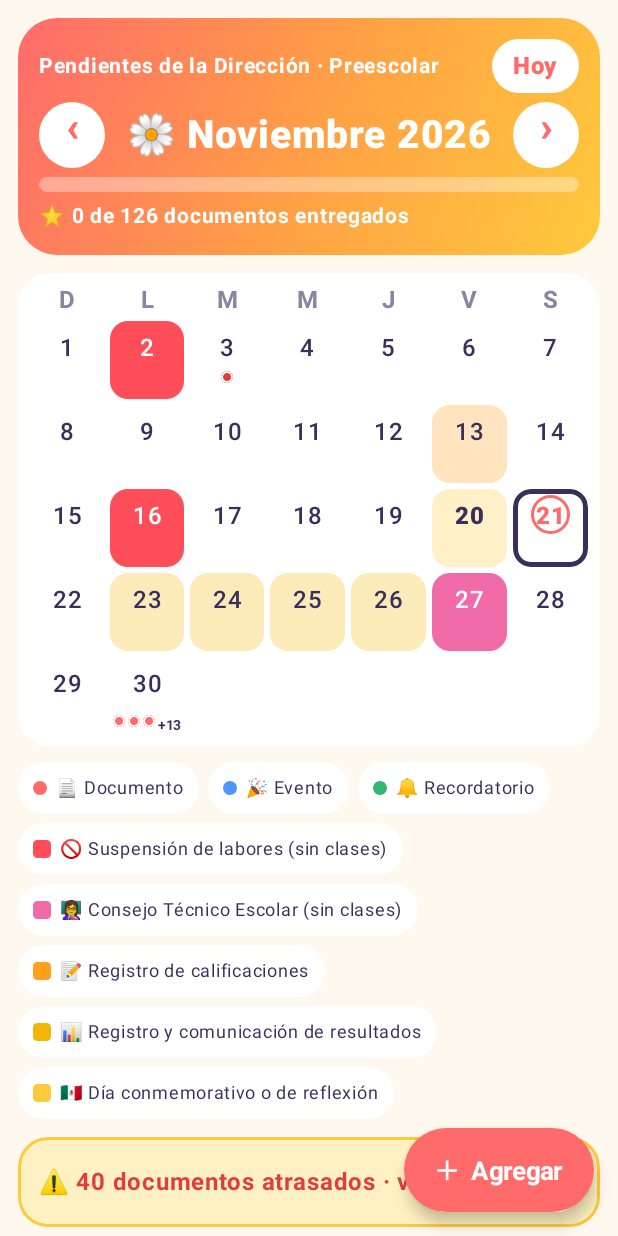
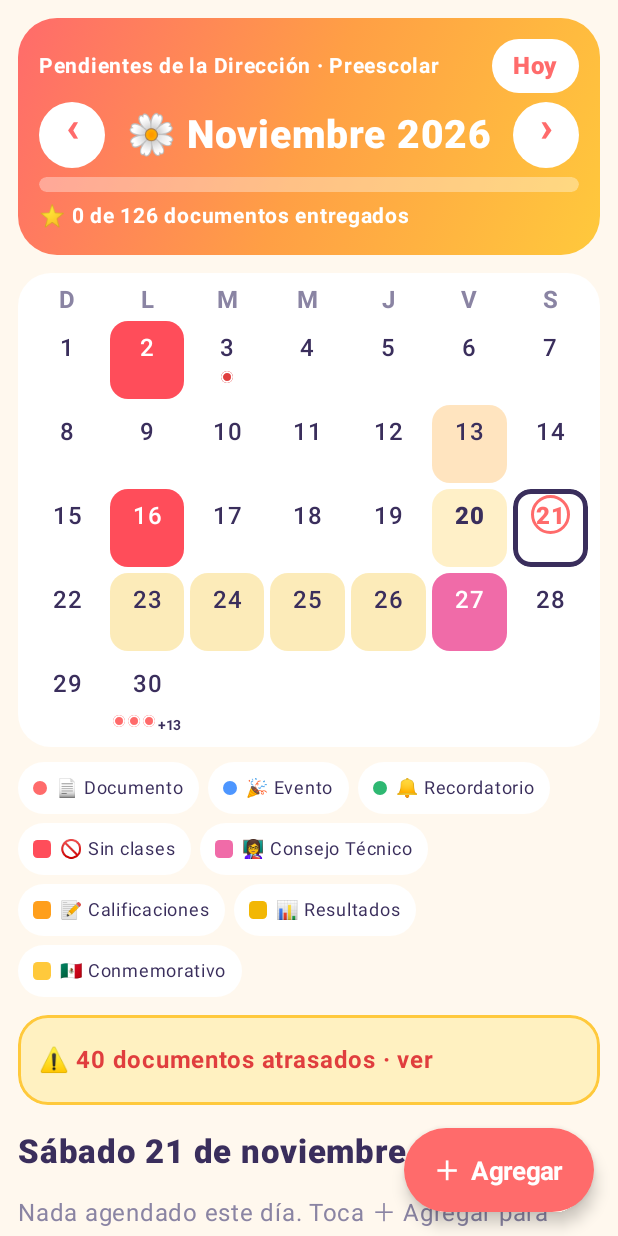
Before and after one commit to batiares/pendientes-escolares, an Android app built with Jetpack Compose: the screen it shows after launch (MainActivity), on a phone screen of 412 x 824 dp. Run offline under Robolectric (Android 15) with nearby library versions, the phone set to English and light mode, and no system bars; 1 statement that could not run was skipped.

Commit message:
Leyenda corta y entregas agrupadas por fecha
Co-Authored-By: Claude Opus 5.5 <noreply@anthropic.com>

```diff
--- a/app/src/main/java/com/escuela/pendientes/CalendarScreen.kt
+++ b/app/src/main/java/com/escuela/pendientes/CalendarScreen.kt
@@ -95,11 +95,15 @@ fun CalendarScreen(
                     Modifier.padding(top = 12.dp).fillMaxWidth().clip(RoundedCornerShape(20.dp)).background(Color(0xFFFFF1C1))
                         .border(2.dp, Sun, RoundedCornerShape(20.dp)).padding(14.dp),
                 ) {
-                    if (late.isNotEmpty()) Text("⚠️ ${late.size} documentos atrasados · ver el primero", color = Late,
-                        fontWeight = FontWeight.Bold, modifier = Modifier.clickable { select(late.first().due) }.padding(vertical = 4.dp))
-                    soon.forEach {
-                        Text("⏰ Entregar ${whenText(daysLeft(it, today))}: ${it.title}", color = Soon, fontWeight = FontWeight.SemiBold,
-                            modifier = Modifier.clickable { select(it.due) }.padding(vertical = 3.dp))
+                    if (late.isNotEmpty()) Text("⚠️ " + (if (late.size == 1) "1 documento atrasado" else "${late.size} documentos atrasados") +
+                        " · ver", color = Late, fontWeight = FontWeight.Bold,
+                        modifier = Modifier.clickable { select(late.first().due) }.padding(vertical = 4.dp))
+                    // Una línea por fecha: a fin de mes se juntan muchos documentos el mismo día.
+                    soon.groupBy { it.due }.forEach { (due, docsDue) ->
+                        Text("⏰ Entregar ${whenText(daysLeft(docsDue.first(), today))} (${due.format(dayFmt)}): " +
+                            if (docsDue.size == 1) docsDue.first().title else "${docsDue.size} documentos · ver",
+                            color = Soon, fontWeight = FontWeight.SemiBold,
+                            modifier = Modifier.clickable { select(due) }.padding(vertical = 3.dp))
                     }
                 }
             }
@@ -229,7 +233,7 @@ private fun Legend(month: YearMonth) {
     FlowRow(horizontalArrangement = Arrangement.spacedBy(6.dp), verticalArrangement = Arrangement.spacedBy(6.dp),
         modifier = Modifier.padding(top = 10.dp)) {
         Kind.entries.forEach { k -> Chip(k.color, "${k.emoji} ${k.label}", dot = true) }
-        types.forEach { t -> Chip(Color(t.color), "${t.emoji} ${t.label}") }
+        types.forEach { t -> Chip(Color(t.color), "${t.emoji} ${t.short}") }
     }
 }
 
--- a/app/src/main/java/com/escuela/pendientes/SepCalendar.kt
+++ b/app/src/main/java/com/escuela/pendientes/SepCalendar.kt
@@ -4,19 +4,19 @@ import java.time.DayOfWeek
 import java.time.LocalDate
 
 /** Tipos de día del calendario oficial SEP. [strong]: se pinta el día lleno con letra blanca. */
-enum class Sep(val emoji: String, val label: String, val color: Long, val strong: Boolean, val noClasses: Boolean = false) {
-    SUSPENSION("🚫", "Suspensión de labores (sin clases)", 0xFFFF4D5A, true, true),
-    CTE("👩‍🏫", "Consejo Técnico Escolar (sin clases)", 0xFFF06BA8, true, true),
-    CTE_INTENSIVO("👩‍🏫", "Consejo Técnico fase intensiva", 0xFF8E244D, true, true),
-    VACACIONES("🏖️", "Vacaciones", 0xFF26B8D6, true, true),
-    RECESO("🌴", "Receso de clases", 0xFF43A55A, true, true),
-    INICIO("🎒", "Inicio de clases", 0xFF3A2E5C, true),
-    FIN("🎓", "Fin de clases", 0xFF3A2E5C, true),
-    CALIFICACIONES("📝", "Registro de calificaciones", 0xFFFF9F1C, false),
-    RESULTADOS("📊", "Registro y comunicación de resultados", 0xFFF2B705, false),
-    PREINSCRIPCION("🧒", "Preinscripción ciclo 2027-2028", 0xFF8BC34A, false),
-    JORNADA("💜", "Jornada contra el abuso sexual y maltrato infantil", 0xFF7E57C2, false),
-    CONMEMORATIVO("🇲🇽", "Día conmemorativo o de reflexión", 0xFFFFC93C, false),
+enum class Sep(val emoji: String, val label: String, val short: String, val color: Long, val strong: Boolean, val noClasses: Boolean = false) {
+    SUSPENSION("🚫", "Suspensión de labores (sin clases)", "Sin clases", 0xFFFF4D5A, true, true),
+    CTE("👩‍🏫", "Consejo Técnico Escolar (sin clases)", "Consejo Técnico", 0xFFF06BA8, true, true),
+    CTE_INTENSIVO("👩‍🏫", "Consejo Técnico fase intensiva", "CTE intensivo", 0xFF8E244D, true, true),
+    VACACIONES("🏖️", "Vacaciones", "Vacaciones", 0xFF26B8D6, true, true),
+    RECESO("🌴", "Receso de clases", "Receso", 0xFF43A55A, true, true),
+    INICIO("🎒", "Inicio de clases", "Inicio de clases", 0xFF3A2E5C, true),
+    FIN("🎓", "Fin de clases", "Fin de clases", 0xFF3A2E5C, true),
+    CALIFICACIONES("📝", "Registro de calificaciones", "Calificaciones", 0xFFFF9F1C, false),
+    RESULTADOS("📊", "Registro y comunicación de resultados", "Resultados", 0xFFF2B705, false),
+    PREINSCRIPCION("🧒", "Preinscripción ciclo 2027-2028", "Preinscripción", 0xFF8BC34A, false),
+    JORNADA("💜", "Jornada contra el abuso sexual y maltrato infantil", "Jornada", 0xFF7E57C2, false),
+    CONMEMORATIVO("🇲🇽", "Día conmemorativo o de reflexión", "Conmemorativo", 0xFFFFC93C, false),
 }
 
 data class SepDay(val date: LocalDate, val type: Sep, val name: String)
```
Also changed, not shown: 3 other files.
